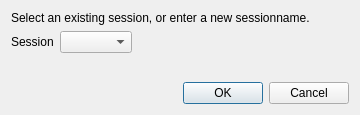
Qt form plugin/controller/subcontrollers/subcontrollers/subcontrollers/dialogs/sessiondialog.ui (32BT/QGIS-32BT-Feature-Annotation-Toolbar) before a commit.
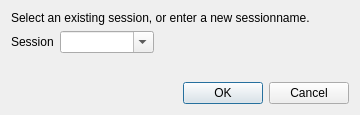
The same form after that commit.

```diff
--- a/plugin/controller/subcontrollers/subcontrollers/subcontrollers/dialogs/sessiondialog.ui
+++ b/plugin/controller/subcontrollers/subcontrollers/subcontrollers/dialogs/sessiondialog.ui
@@ -31,7 +31,14 @@
       </widget>
      </item>
      <item>
-      <widget class="QComboBox" name="comboBox"/>
+      <widget class="QComboBox" name="comboBox">
+       <property name="editable">
+        <bool>true</bool>
+       </property>
+       <property name="minimumContentsLength">
+        <number>8</number>
+       </property>
+      </widget>
      </item>
      <item>
       <spacer name="horizontalSpacer">
```
